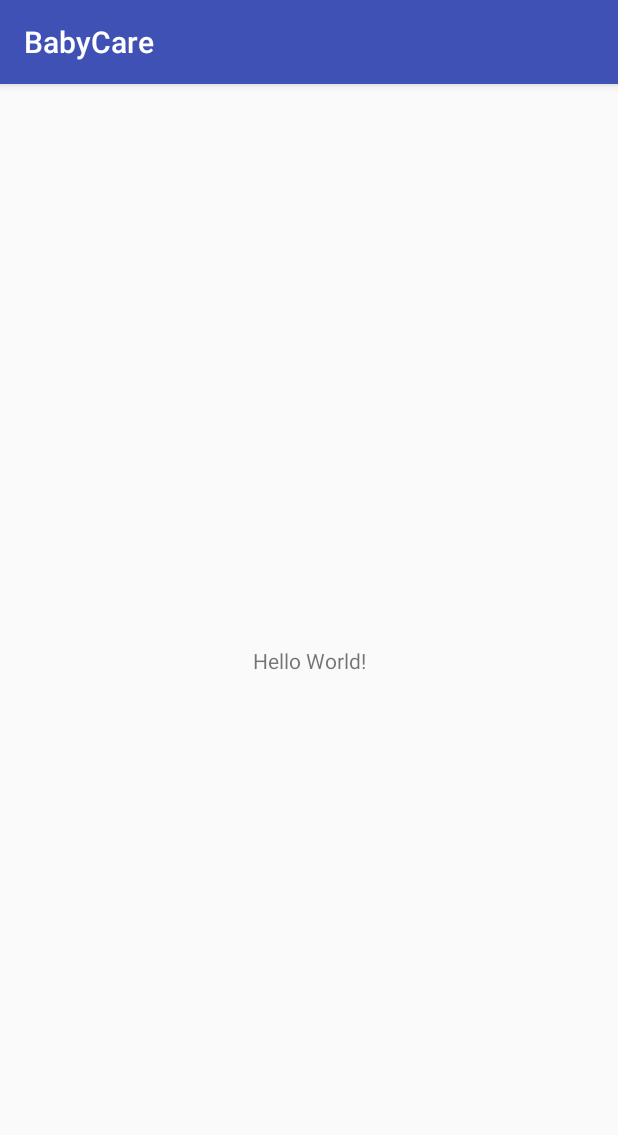
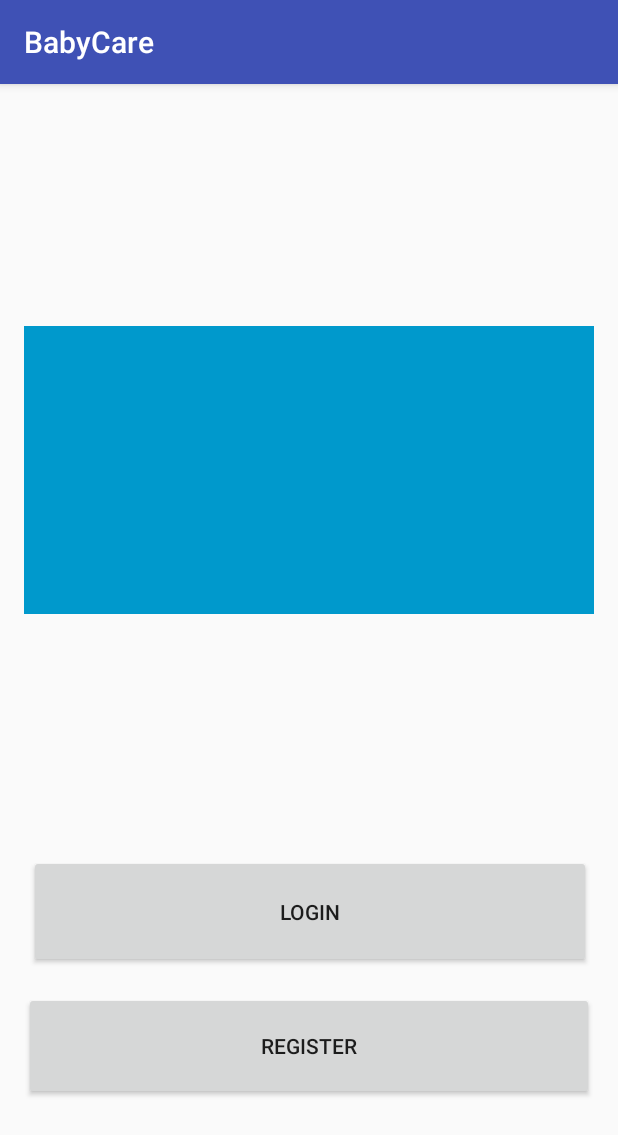
Before and after one commit to ShadiBlizzard/BabyCare, an Android app: the screen it shows after launch (MainActivity), on a phone screen of 412 x 824 dp. Shown: the top 1135 px of the screen. Run offline under Robolectric (Android 15) with nearby library versions, the phone set to English and light mode, and no system bars.

Commit message:
first approaches with layout (I'M ANGRY WITH THE PROGRAM GRRR)

```diff
--- a/app/src/main/AndroidManifest.xml
+++ b/app/src/main/AndroidManifest.xml
@@ -16,7 +16,6 @@
                 <category android:name="android.intent.category.LAUNCHER" />
             </intent-filter>
         </activity>
-        <activity android:name=".Main2Activity"></activity>
     </application>
 
 </manifest>
--- a/app/src/main/java/com/example/shadi/babycare/Main2Activity.java
+++ /dev/null
@@ -1,13 +0,0 @@
-package com.example.shadi.babycare;
-
-import android.support.v7.app.AppCompatActivity;
-import android.os.Bundle;
-
-public class Main2Activity extends AppCompatActivity {
-
-    @Override
-    protected void onCreate(Bundle savedInstanceState) {
-        super.onCreate(savedInstanceState);
-        setContentView(R.layout.activity_main2);
-    }
-}
--- a/app/src/main/res/layout/activity_main.xml
+++ b/app/src/main/res/layout/activity_main.xml
@@ -6,13 +6,47 @@
     android:layout_height="match_parent"
     tools:context=".MainActivity">
 
-    <TextView
-        android:layout_width="wrap_content"
-        android:layout_height="wrap_content"
-        android:text="Hello World!"
+    <Button
+        android:id="@+id/button"
+        android:layout_width="0dp"
+        android:layout_height="75dp"
+        android:layout_marginBottom="16dp"
+        android:layout_marginEnd="18dp"
+        android:layout_marginStart="19dp"
+        android:layout_marginTop="16dp"
+        android:text="Login"
+        app:layout_constraintBottom_toTopOf="@+id/button2"
+        app:layout_constraintEnd_toEndOf="parent"
+        app:layout_constraintHorizontal_bias="0.0"
+        app:layout_constraintStart_toStartOf="parent"
+        app:layout_constraintTop_toTopOf="parent"
+        app:layout_constraintVertical_bias="1.0" />
+
+    <Button
+        android:id="@+id/button2"
+        android:layout_width="0dp"
+        android:layout_height="72dp"
+        android:layout_marginEnd="16dp"
+        android:layout_marginStart="16dp"
+        android:text="Register"
         app:layout_constraintBottom_toBottomOf="parent"
-        app:layout_constraintLeft_toLeftOf="parent"
-        app:layout_constraintRight_toRightOf="parent"
-        app:layout_constraintTop_toTopOf="parent" />
+        app:layout_constraintEnd_toEndOf="parent"
+        app:layout_constraintHorizontal_bias="0.0"
+        app:layout_constraintStart_toStartOf="parent"
+        app:layout_constraintTop_toTopOf="parent"
+        app:layout_constraintVertical_bias="0.87" />
 
+    <ImageView
+        android:id="@+id/imageView"
+        android:layout_width="0dp"
+        android:layout_height="192dp"
+        android:layout_marginBottom="16dp"
+        android:layout_marginEnd="16dp"
+        android:layout_marginStart="16dp"
+        android:layout_marginTop="16dp"
+        app:layout_constraintBottom_toTopOf="@+id/button"
+        app:layout_constraintEnd_toEndOf="parent"
+        app:layout_constraintStart_toStartOf="parent"
+        app:layout_constraintTop_toTopOf="parent"
+        app:srcCompat="@android:color/holo_blue_dark" />
 </android.support.constraint.ConstraintLayout>
--- a/app/src/main/res/layout/activity_main2.xml
+++ /dev/null
@@ -1,9 +0,0 @@
-<?xml version="1.0" encoding="utf-8"?>
-<android.support.constraint.ConstraintLayout xmlns:android="http://schemas.android.com/apk/res/android"
-    xmlns:app="http://schemas.android.com/apk/res-auto"
-    xmlns:tools="http://schemas.android.com/tools"
-    android:layout_width="match_parent"
-    android:layout_height="match_parent"
-    tools:context=".Main2Activity">
-
-</android.support.constraint.ConstraintLayout>
--- a/gradle.properties
+++ b/gradle.properties
@@ -10,4 +10,5 @@ org.gradle.jvmargs=-Xmx1536m
 # When configured, Gradle will run in incubating parallel mode.
 # This option should only be used with decoupled projects. More details, visit
 # http://www.gradle.org/docs/current/userguide/multi_project_builds.html#sec:decoupled_projects
-# org.gradle.parallel=true
+org.gradle.daemon=true
+org.gradle.parallel=true
```
